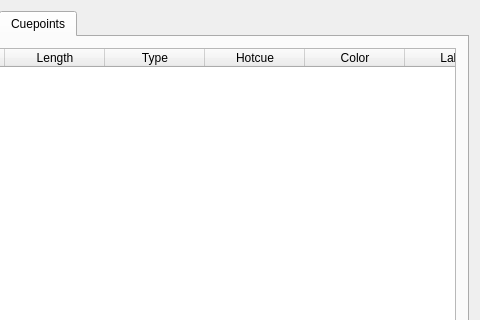
Above: src/library/dlgtrackinfo.ui from Holzhaus/mixxx before the change; both pictures show x 220 to 700 and y 0 to 320 of the 700 by 588 pixel window. Below: the same form after it.
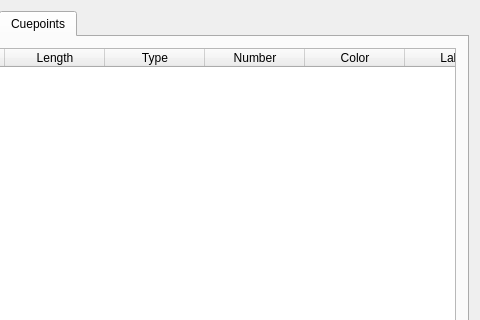
That is the form after the change. The open tabs and pages were chosen to show the change.

Commit message: Rename "Hotcue" table column to "Number" in dlgtrackinfo.ui

Patch:
```diff
--- a/src/library/dlgtrackinfo.ui
+++ b/src/library/dlgtrackinfo.ui
@@ -827,7 +827,7 @@
          </column>
          <column>
           <property name="text">
-           <string>Hotcue</string>
+           <string>Number</string>
           </property>
          </column>
          <column>
```
